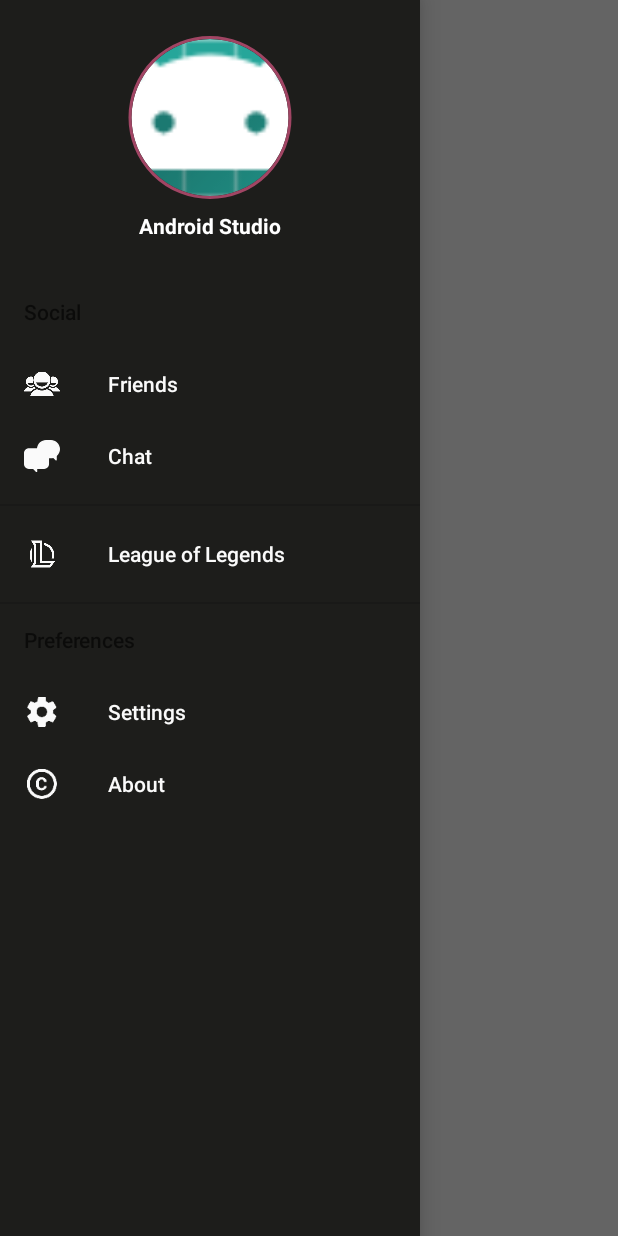
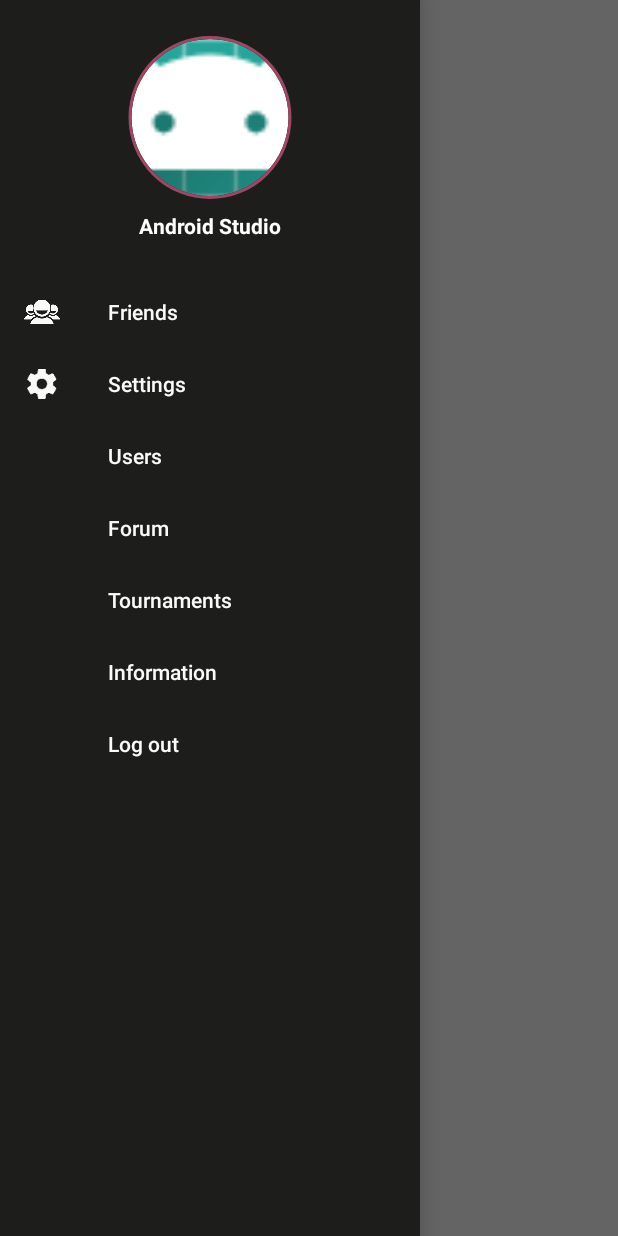
Before and after one commit to DavidMariB/Manguima, an Android app: the MainActivity screen opened directly, with no data from a screen before it, with the side drawer open, on a phone screen of 412 x 824 dp. Run offline under Robolectric (Android 15) with nearby library versions, the phone set to English and light mode, and no system bars; our stand-ins replace CircleImageView, Firebase (no records; nobody signed in at launch, a user with empty details on screens opened directly); pictures from the network do not load.

Commit message:
nav cambiado

```diff
--- a/app/src/main/res/menu/activity_main_drawer.xml
+++ b/app/src/main/res/menu/activity_main_drawer.xml
@@ -5,41 +5,27 @@
     tools:showIn="navigation_view">
 
     <item
-        android:id="@+id/Social"
-        android:icon="@mipmap/social"
-        android:title="Social">
-        <menu>
-            <item
         android:id="@+id/navFriends"
         android:icon="@mipmap/friends"
         android:title="@string/amigos" />
-            <item
-                android:id="@+id/navChat"
-                android:icon="@drawable/ic_chat"
-                android:title="Chat" />
-        </menu>
-    </item>
-    <group android:checkableBehavior="single">
-        <item
-            android:id="@+id/navLol"
-            android:icon="@mipmap/lol_logo"
-            android:title="League of Legends" />
-
-    </group>
-
-    <item
-        android:id="@+id/Preferencias"
-        android:title="@string/Preferencias">
-        <menu>
     <item
         android:id="@+id/navSettings"
         android:icon="@mipmap/ic_settings_black_24dp"
         android:title="@string/action_settings" />
     <item
-                android:id="@+id/navAboutApp"
-                android:icon="@mipmap/ic_copyright_black_24dp"
-                android:title="@string/AcercaDe" />
-        </menu>
-    </item>
+        android:id="@+id/navUsers"
+        android:title="Users" />
+    <item
+        android:id="@+id/navForum"
+        android:title="Forum" />
+    <item
+        android:id="@+id/navTournament"
+        android:title="Tournaments" />
+    <item
+        android:id="@+id/navInfo"
+        android:title="Information" />
+    <item
+        android:id="@+id/navLogOut"
+        android:title="Log out" />
 
 </menu>
```
Also changed, not shown: app/src/main/java/com/dmb/testriotapi/DynamicActivity.java (+13 -0 lines), app/src/main/java/com/dmb/testriotapi/MainActivity.java (+27 -9 lines). Lines whose indentation alone changed are shown as unchanged.
